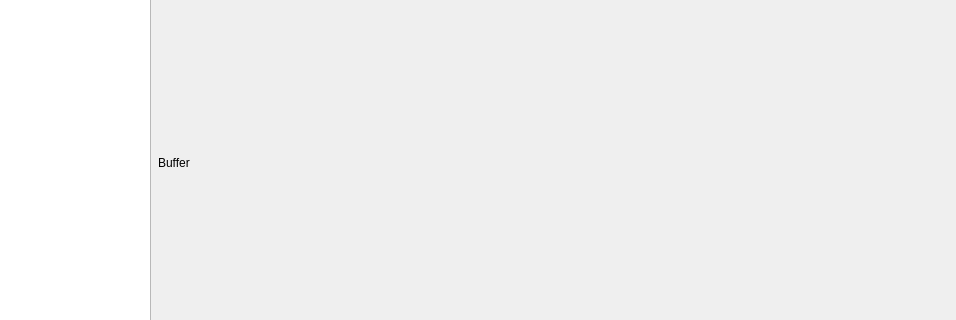
Above: GUI/mainwindow.ui from SanLee-CSStudent/AlphaCrane before the change; both pictures show x 244 to 1200 and y 378 to 698 of the 1200 by 800 pixel window. Below: the same form after it.
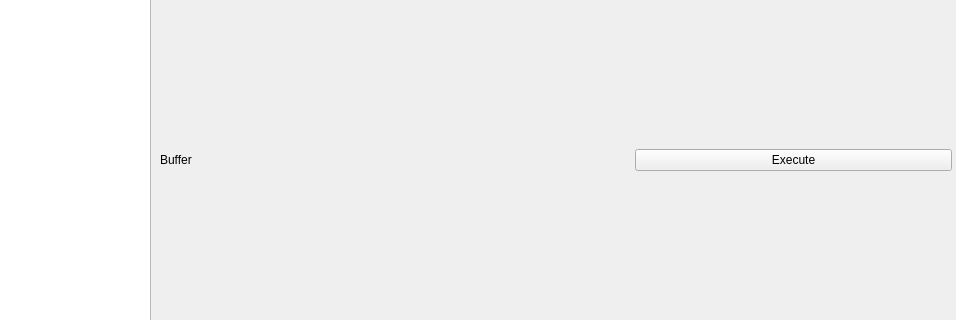
That is the form after the change.

Commit message: Added container grid and annotation

Diff of the .ui file:
```diff
--- a/GUI/mainwindow.ui
+++ b/GUI/mainwindow.ui
@@ -22,6 +22,11 @@
   <property name="autoFillBackground">
    <bool>false</bool>
   </property>
+  <property name="styleSheet">
+   <string notr="true">ContainerButton:checked{
+	background-color: red;
+}</string>
+  </property>
   <widget class="QWidget" name="centralwidget">
    <property name="sizePolicy">
     <sizepolicy hsizetype="Fixed" vsizetype="Fixed">
@@ -161,11 +166,43 @@
         </widget>
        </item>
        <item>
-        <widget class="QLabel" name="label_2">
-         <property name="text">
-          <string>Buffer</string>
+        <layout class="QHBoxLayout" name="horizontalLayout" stretch="3,2">
+         <property name="spacing">
+          <number>0</number>
          </property>
-        </widget>
+         <property name="leftMargin">
+          <number>2</number>
+         </property>
+         <property name="topMargin">
+          <number>5</number>
+         </property>
+         <property name="rightMargin">
+          <number>2</number>
+         </property>
+         <property name="bottomMargin">
+          <number>5</number>
+         </property>
+         <item>
+          <widget class="QLabel" name="label_2">
+           <property name="sizePolicy">
+            <sizepolicy hsizetype="Preferred" vsizetype="Preferred">
+             <horstretch>0</horstretch>
+             <verstretch>0</verstretch>
+            </sizepolicy>
+           </property>
+           <property name="text">
+            <string>Buffer</string>
+           </property>
+          </widget>
+         </item>
+         <item>
+          <widget class="QPushButton" name="pushButton">
+           <property name="text">
+            <string>Execute</string>
+           </property>
+          </widget>
+         </item>
+        </layout>
        </item>
        <item>
         <widget class="QWidget" name="bufferWidget" native="true">
```
The commit also changes 6 other files.
